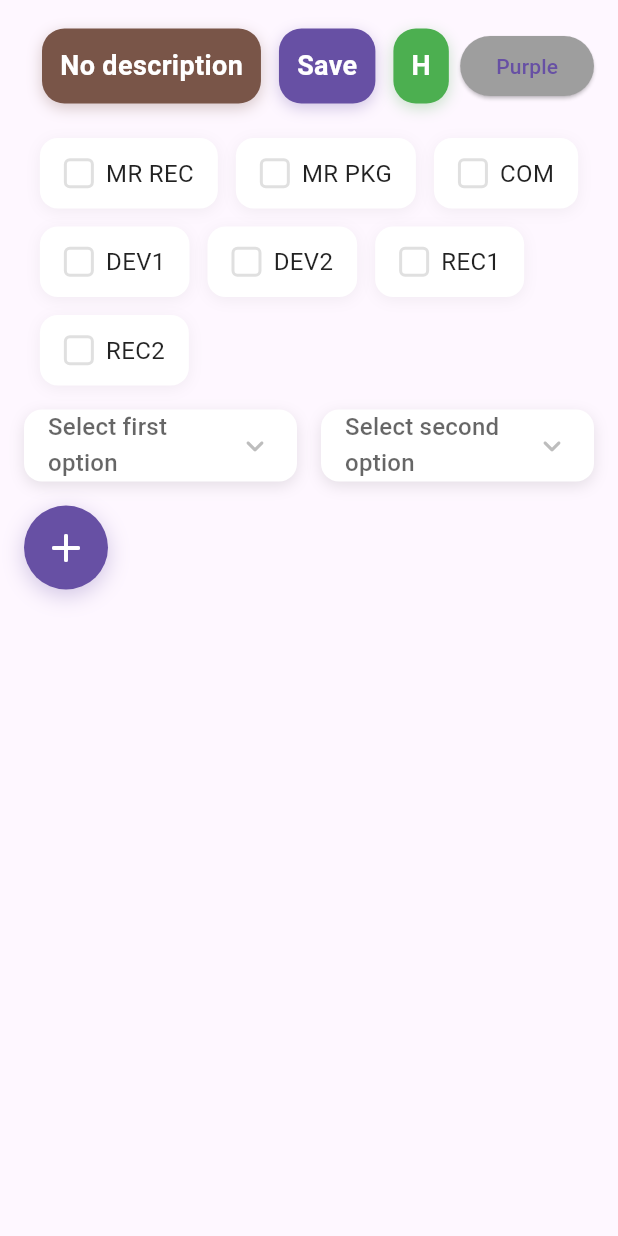
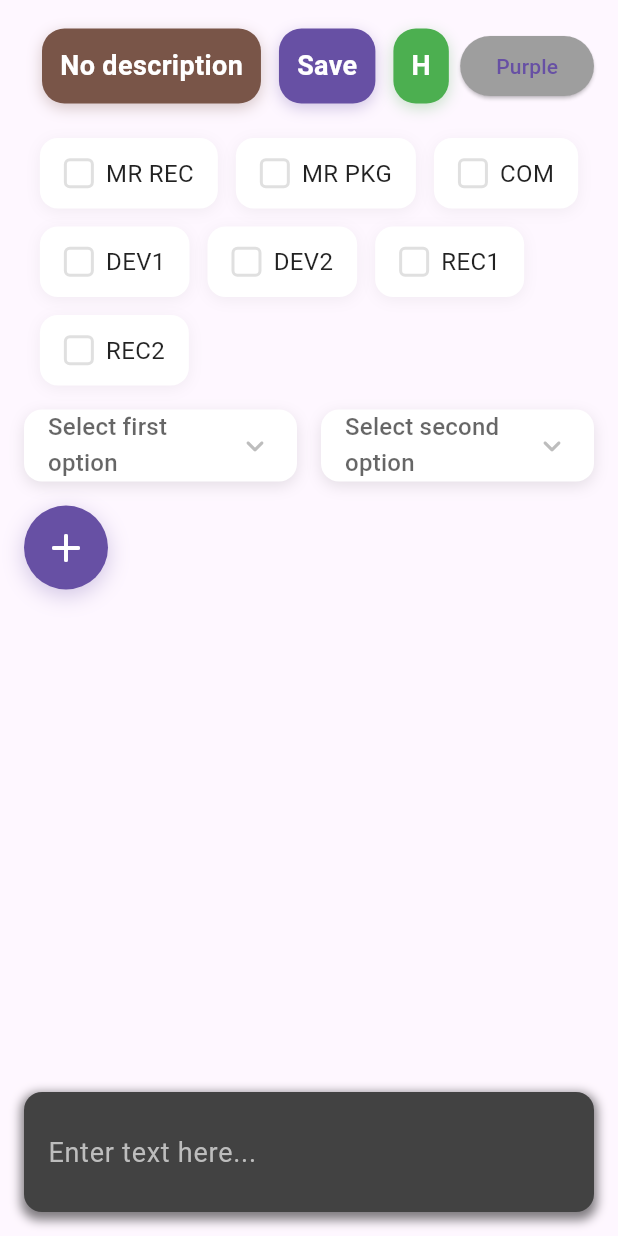
Before and after one commit to cesargoulart/work12, a Flutter app: the screen it shows after launch, on a phone screen of 412 x 824 dp. Run offline on Flutter 3.47's test engine with Material 3 defaults, Android fonts, the phone set to English and light mode, and no system bars; our stand-ins replace sqflite; accounts and stored records are empty.

Commit message:
Add LargeTextBox widget and refactor home screen layout for improved UI

```diff
--- a/work/lib/screens/home_screen.dart
+++ b/work/lib/screens/home_screen.dart
@@ -10,6 +10,7 @@ import '../widgets/animated_dropdown.dart';
 import '../widgets/animated_add_button.dart';
 import '../widgets/animated_task_dialog.dart';
 import '../widgets/animated_task_list.dart';
+import '../widgets/large_text_box.dart';
 import '../models/task_model.dart';
 import '../models/subtask_model.dart';
 
@@ -446,6 +447,10 @@ class _HomeScreenState extends State<HomeScreen> {
   Widget build(BuildContext context) {
     return Scaffold(
       body: SafeArea(
+        child: Column(
+          mainAxisAlignment: MainAxisAlignment.spaceBetween,
+          children: [
+            Expanded(
               child: SingleChildScrollView(
                 child: Padding(
                   padding: const EdgeInsets.all(16.0),
@@ -472,7 +477,15 @@ class _HomeScreenState extends State<HomeScreen> {
                       ),
                       // Checkboxes
                       AnimatedCheckboxGroup(
-                  labels: const ['MR REC', 'MR PKG', 'COM', 'DEV1', 'DEV2', 'REC1', 'REC2'],
+                        labels: const [
+                          'MR REC',
+                          'MR PKG',
+                          'COM',
+                          'DEV1',
+                          'DEV2',
+                          'REC1',
+                          'REC2'
+                        ],
                         values: _checkboxValues,
                         onChanged: (label, value) {
                           setState(() {
@@ -544,6 +557,13 @@ class _HomeScreenState extends State<HomeScreen> {
                 ),
               ),
             ),
+            const Padding(
+              padding: EdgeInsets.all(16.0),
+              child: LargeTextBox(),
+            ),
+          ],
+        ),
+      ),
     );
   }
 }
--- /dev/null
+++ b/work/lib/widgets/large_text_box.dart
@@ -0,0 +1,34 @@
+import 'package:flutter/material.dart';
+
+class LargeTextBox extends StatelessWidget {
+  const LargeTextBox({super.key});
+
+  @override
+  Widget build(BuildContext context) {
+    return Container(
+      padding: const EdgeInsets.all(16.0),
+      decoration: BoxDecoration(
+        color: Colors.grey[800], // Darker theme
+        borderRadius: BorderRadius.circular(12.0),
+        boxShadow: [
+          BoxShadow(
+            color: Colors.black.withOpacity(0.5),
+            spreadRadius: 2,
+            blurRadius: 5,
+            offset: const Offset(0, 3),
+          ),
+        ],
+      ),
+      child: TextField(
+        maxLines: null, // Allows for multiple lines
+        keyboardType: TextInputType.multiline,
+        style: const TextStyle(color: Colors.white, fontSize: 18, fontWeight: FontWeight.bold),
+        decoration: InputDecoration(
+          hintText: 'Enter text here...',
+          hintStyle: TextStyle(color: Colors.grey[400], fontWeight: FontWeight.normal),
+          border: InputBorder.none,
+        ),
+      ),
+    );
+  }
+}
```
Lines whose indentation alone changed are shown as unchanged.
